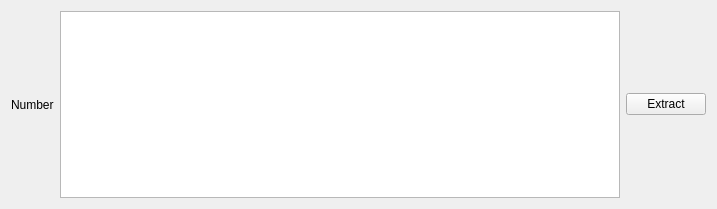
Qt form asammdf/gui/ui/attachment.ui (danielhrisca/asammdf) before a commit.
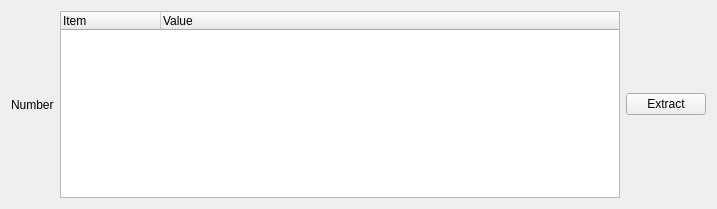
The same form after that commit. Icons and pictures are not drawn.

```diff
--- a/asammdf/gui/ui/attachment.ui
+++ b/asammdf/gui/ui/attachment.ui
@@ -30,11 +30,14 @@
       </size>
      </property>
      <attribute name="headerVisible">
-      <bool>false</bool>
+      <bool>true</bool>
+     </attribute>
+     <attribute name="headerMinimumSectionSize">
+      <number>100</number>
      </attribute>
      <column>
       <property name="text">
-       <string>Field</string>
+       <string>Item</string>
       </property>
      </column>
      <column>
```
